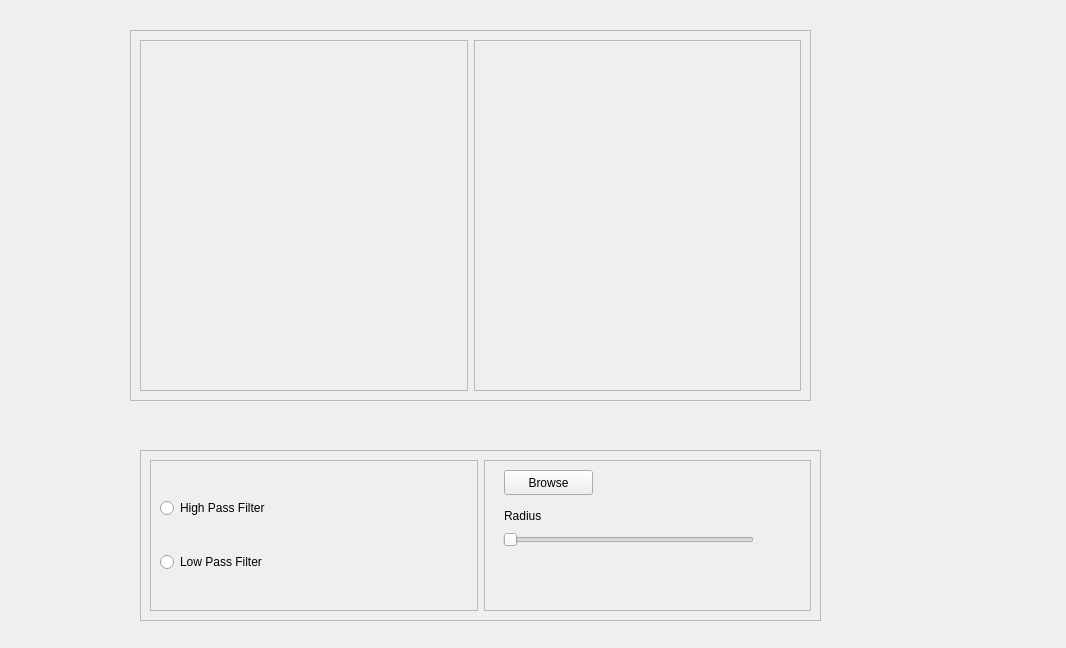
SBME2025-ComputerVision/Task1_CV_CPP, file Task1/UI/frequencywidget.ui: the form before one commit.
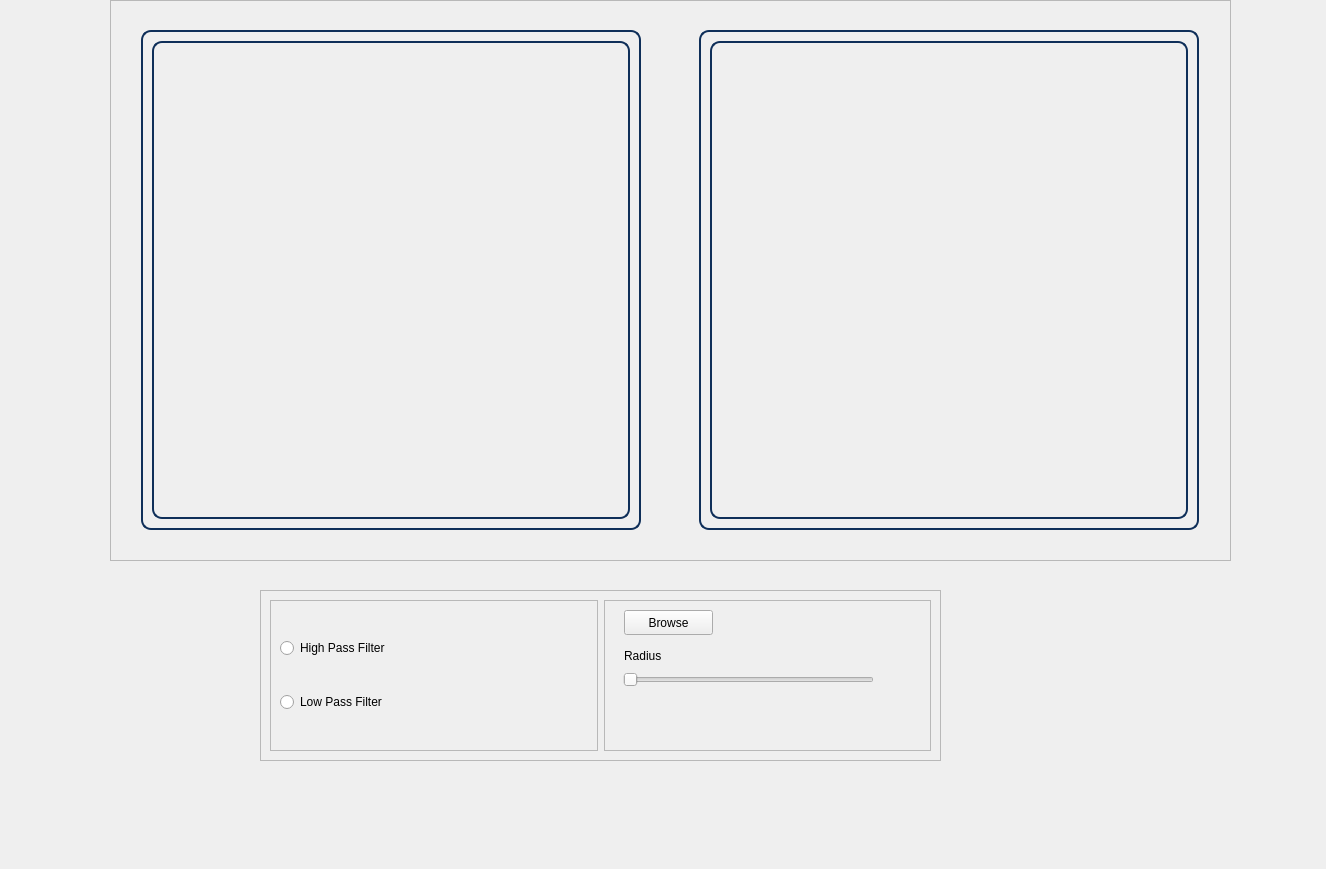
The form after the commit.

```diff
--- a/Task1/UI/frequencywidget.ui
+++ b/Task1/UI/frequencywidget.ui
@@ -6,82 +6,18 @@
    <rect>
     <x>0</x>
     <y>0</y>
-    <width>1066</width>
-    <height>648</height>
+    <width>1326</width>
+    <height>869</height>
    </rect>
   </property>
   <property name="windowTitle">
    <string>Form</string>
   </property>
-  <widget class="QFrame" name="frame_3">
-   <property name="geometry">
-    <rect>
-     <x>130</x>
-     <y>30</y>
-     <width>681</width>
-     <height>371</height>
-    </rect>
-   </property>
-   <property name="frameShape">
-    <enum>QFrame::StyledPanel</enum>
-   </property>
-   <property name="frameShadow">
-    <enum>QFrame::Raised</enum>
-   </property>
-   <layout class="QHBoxLayout" name="horizontalLayout">
-    <item>
-     <widget class="QFrame" name="frame_2">
-      <property name="frameShape">
-       <enum>QFrame::StyledPanel</enum>
-      </property>
-      <property name="frameShadow">
-       <enum>QFrame::Raised</enum>
-      </property>
-      <widget class="QLabel" name="originalImage">
-       <property name="geometry">
-        <rect>
-         <x>20</x>
-         <y>20</y>
-         <width>291</width>
-         <height>311</height>
-        </rect>
-       </property>
-       <property name="text">
-        <string/>
-       </property>
-      </widget>
-     </widget>
-    </item>
-    <item>
-     <widget class="QFrame" name="frame">
-      <property name="frameShape">
-       <enum>QFrame::StyledPanel</enum>
-      </property>
-      <property name="frameShadow">
-       <enum>QFrame::Raised</enum>
-      </property>
-      <widget class="QLabel" name="processedImage">
-       <property name="geometry">
-        <rect>
-         <x>10</x>
-         <y>20</y>
-         <width>301</width>
-         <height>321</height>
-        </rect>
-       </property>
-       <property name="text">
-        <string/>
-       </property>
-      </widget>
-     </widget>
-    </item>
-   </layout>
-  </widget>
   <widget class="QFrame" name="frame_6">
    <property name="geometry">
     <rect>
-     <x>140</x>
-     <y>450</y>
+     <x>260</x>
+     <y>590</y>
      <width>681</width>
      <height>171</height>
     </rect>
@@ -170,6 +106,114 @@
     </item>
    </layout>
   </widget>
+  <widget class="QFrame" name="frame_7">
+   <property name="geometry">
+    <rect>
+     <x>110</x>
+     <y>0</y>
+     <width>1121</width>
+     <height>561</height>
+    </rect>
+   </property>
+   <property name="frameShape">
+    <enum>QFrame::StyledPanel</enum>
+   </property>
+   <property name="frameShadow">
+    <enum>QFrame::Raised</enum>
+   </property>
+   <layout class="QHBoxLayout" name="horizontalLayout_4">
+    <item>
+     <widget class="QFrame" name="frame_8">
+      <property name="minimumSize">
+       <size>
+        <width>500</width>
+        <height>500</height>
+       </size>
+      </property>
+      <property name="maximumSize">
+       <size>
+        <width>500</width>
+        <height>500</height>
+       </size>
+      </property>
+      <property name="styleSheet">
+       <string notr="true">
+           border: 2px solid rgb(15, 47, 89);
+          border-radius: 10px;
+      </string>
+      </property>
+      <property name="frameShape">
+       <enum>QFrame::StyledPanel</enum>
+      </property>
+      <property name="frameShadow">
+       <enum>QFrame::Raised</enum>
+      </property>
+      <layout class="QVBoxLayout" name="verticalLayout_2">
+       <item>
+        <widget class="QLabel" name="originalImage">
+         <property name="text">
+          <string/>
+         </property>
+        </widget>
+       </item>
+      </layout>
+     </widget>
+    </item>
+    <item>
+     <spacer name="horizontalSpacer_3">
+      <property name="orientation">
+       <enum>Qt::Horizontal</enum>
+      </property>
+      <property name="sizeType">
+       <enum>QSizePolicy::Minimum</enum>
+      </property>
+      <property name="sizeHint" stdset="0">
+       <size>
+        <width>31</width>
+        <height>20</height>
+       </size>
+      </property>
+     </spacer>
+    </item>
+    <item>
+     <widget class="QFrame" name="frame_9">
+      <property name="minimumSize">
+       <size>
+        <width>500</width>
+        <height>500</height>
+       </size>
+      </property>
+      <property name="maximumSize">
+       <size>
+        <width>500</width>
+        <height>500</height>
+       </size>
+      </property>
+      <property name="styleSheet">
+       <string notr="true">
+           border: 2px solid rgb(15, 47, 89);
+          border-radius: 10px;
+      </string>
+      </property>
+      <property name="frameShape">
+       <enum>QFrame::StyledPanel</enum>
+      </property>
+      <property name="frameShadow">
+       <enum>QFrame::Raised</enum>
+      </property>
+      <layout class="QVBoxLayout" name="verticalLayout_3">
+       <item>
+        <widget class="QLabel" name="processedImage">
+         <property name="text">
+          <string/>
+         </property>
+        </widget>
+       </item>
+      </layout>
+     </widget>
+    </item>
+   </layout>
+  </widget>
  </widget>
  <resources/>
  <connections/>
```
